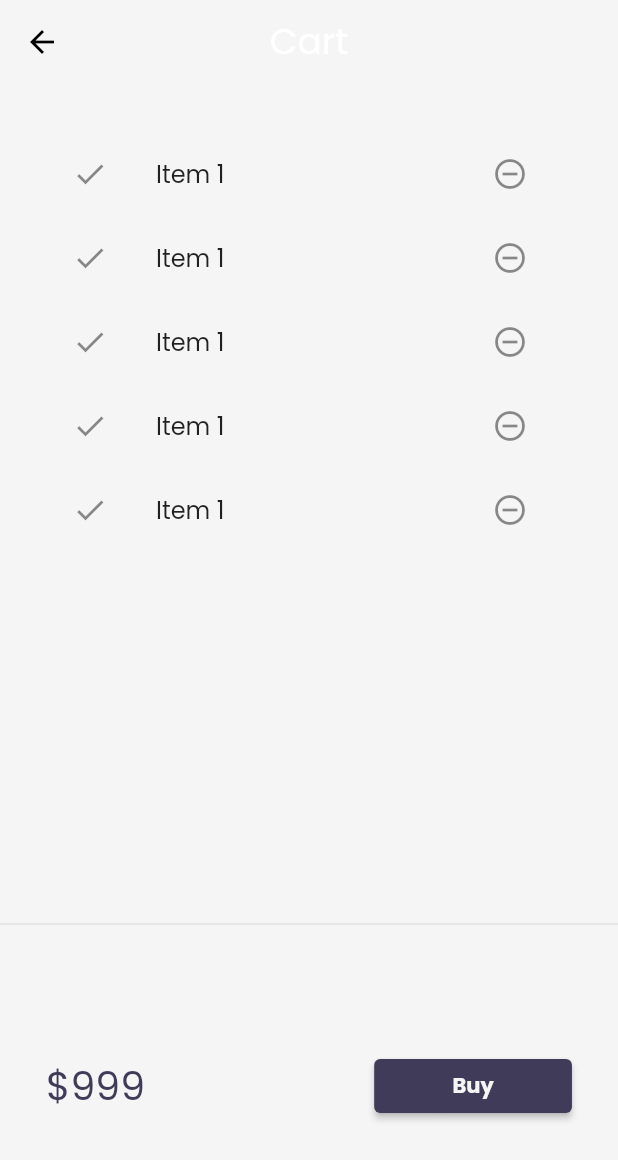
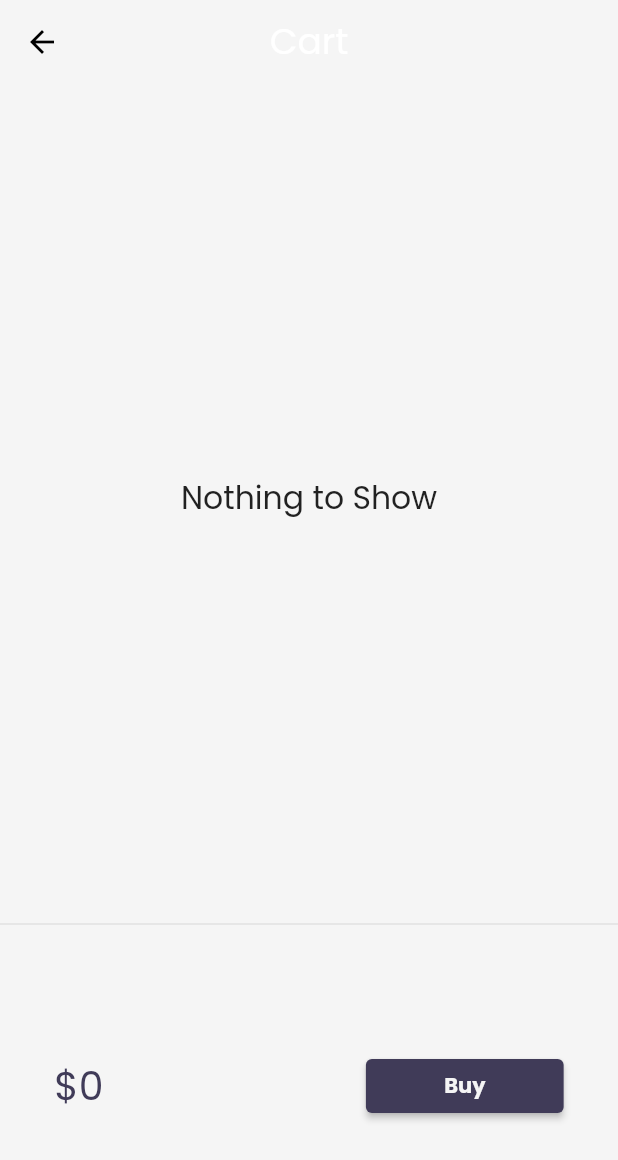
Before and after one commit to AkhlaqShaikh1/Catalog-App, a Flutter app: the CartPage screen opened by its route, on a phone screen of 412 x 824 dp. Shown: the top 1160 px of the screen. Run offline on Flutter 3.47's test engine with Material 2 defaults, Android fonts, the phone set to English and light mode, and no system bars; drawn by our look-alikes of velocity_x; our stand-ins replace google_fonts; network calls fail.

Commit message:
Final Commit Project Complete

```diff
--- /dev/null
+++ b/lib/core/store.dart
@@ -0,0 +1,16 @@
+import 'package:myapp1/models/cart.dart';
+import 'package:myapp1/models/catalog.dart';
+import 'package:velocity_x/velocity_x.dart';
+
+class MyStore extends VxStore {
+  late CatalogModel catalog;
+  late CartModel cart;
+
+  MyStore() {
+    catalog = CatalogModel();
+    cart = CartModel();
+    cart.catalog = catalog;
+  }
+
+
+}
--- a/lib/models/cart.dart
+++ b/lib/models/cart.dart
@@ -1,4 +1,6 @@
+import 'package:myapp1/core/store.dart';
 import 'package:myapp1/models/catalog.dart';
+import 'package:velocity_x/velocity_x.dart';
 
 class CartModel {
   // Catalog Field
@@ -20,14 +22,23 @@ class CartModel {
   // total Price
   num get totalPrice =>
       items.fold(0, (total, current) => total += current.price);
+}
 
-  //Add Item
+class AddMutation extends VxMutation<MyStore> {
+  final Item item;
 
-  void add(Item item) {
-    _itemIds.add(item.id);
-  }
-
-  void remove(Item item) {
-    _itemIds.remove(item.id);
+  AddMutation(this.item);
+  @override
+  perform() {
+    store!.cart._itemIds.add(item.id);
   }
 }
+class RemoveMutation extends VxMutation<MyStore> {
+  final Item item;
+
+  RemoveMutation(this.item);
+  @override
+  perform() {
+    store!.cart._itemIds.remove(item.id);
+  }
+}
--- a/lib/models/catalog.dart
+++ b/lib/models/catalog.dart
@@ -2,8 +2,7 @@ class CatalogModel {
   static List<Item> items = [];
 
   //Get Item by ID
-  Item getById(int id) =>
-      items.firstWhere((element) => element.id == id, orElse: null);
+  Item getById(int id) => items.firstWhere((element) => element.id == id);
 
   //Get item by Position
   Item getByPosition(int pos) => items[pos];
--- a/lib/pages/cart_page.dart
+++ b/lib/pages/cart_page.dart
@@ -1,6 +1,6 @@
 import 'package:flutter/material.dart';
-import 'package:flutter/rendering.dart';
-import 'package:myapp1/widgets/themes.dart';
+import 'package:myapp1/core/store.dart';
+import 'package:myapp1/models/cart.dart';
 import 'package:velocity_x/velocity_x.dart';
 
 class CartPage extends StatelessWidget {
@@ -20,11 +20,12 @@ class CartPage extends StatelessWidget {
       ),
       body: Column(
         children: [
-            const _CartList().p32().expand(),
+          _CartList().p32().expand(),
           const Divider(),
           const _CartTotal(),
         ],
-        ));
+      ),
+    );
   }
 }
 
@@ -33,12 +34,23 @@ class _CartTotal extends StatelessWidget {
 
   @override
   Widget build(BuildContext context) {
+    final CartModel _cart = (VxState.store as MyStore).cart;
     return SizedBox(
       height: 200,
       child: Row(
         mainAxisAlignment: MainAxisAlignment.spaceAround,
         children: [
-          "\$999".text.color(context.theme.backgroundColor).xl3.make(),
+          VxConsumer(
+            builder: (context, _, __) {
+              return "\$${_cart.totalPrice}"
+                  .text
+                  .color(context.theme.backgroundColor)
+                  .xl3
+                  .make();
+            },
+            mutations: const {RemoveMutation},
+            notifications: const {},
+          ),
           30.widthBox,
           ElevatedButton(
             onPressed: () {
@@ -60,24 +72,23 @@ class _CartTotal extends StatelessWidget {
   }
 }
 
-class _CartList extends StatefulWidget {
-  const _CartList({Key? key}) : super(key: key);
-
-  @override
-  State<_CartList> createState() => _CartListState();
-}
-
-class _CartListState extends State<_CartList> {
+class _CartList extends StatelessWidget {
   @override
   Widget build(BuildContext context) {
-    return ListView.builder(
-      itemCount: 5,
+    VxState.watch(context, on: [RemoveMutation]);
+    final CartModel _cart = (VxState.store as MyStore).cart;
+    return _cart.items.isEmpty
+        ? "Nothing to Show".text.xl2.makeCentered()
+        : ListView.builder(
+            itemCount: _cart.items.length,
             itemBuilder: (context, index) => ListTile(
-        title: "Item 1".text.make(),
+              title: _cart.items[index].name.text.make(),
               leading: const Icon(Icons.done),
               trailing: IconButton(
                 icon: const Icon(Icons.remove_circle_outline),
-          onPressed: () {},
+                onPressed: () {
+                  RemoveMutation(_cart.items[index]);
+                },
               ),
             ),
           );
--- a/lib/widgets/home_widgets/catalog_header.dart
+++ b/lib/widgets/home_widgets/catalog_header.dart
@@ -1,7 +1,6 @@
 import 'package:flutter/material.dart';
 import 'package:velocity_x/velocity_x.dart';
 
-import '../themes.dart';
 
 class CatalogHeader extends StatelessWidget {
   const CatalogHeader({Key? key}) : super(key: key);
--- a/lib/widgets/home_widgets/catalog_image.dart
+++ b/lib/widgets/home_widgets/catalog_image.dart
@@ -1,7 +1,6 @@
 import 'package:flutter/material.dart';
 import 'package:velocity_x/velocity_x.dart';
 
-import '../themes.dart';
 
 class CatalogImage extends StatelessWidget {
   final String image;
```
Also changed, not shown: lib/main.dart (+9 -2 lines), lib/pages/home_details_page.dart (+8 -13 lines), lib/pages/home_page.dart (+23 -6 lines), lib/widgets/home_widgets/add_to_cart.dart (added, +40 -0 lines), lib/widgets/home_widgets/catalog_list.dart (+2 -12 lines), pubspec.yaml (+8 -18 lines), flutter_01.png (added), pubspec.lock, 1 other file. Lines whose indentation alone changed are shown as unchanged.
